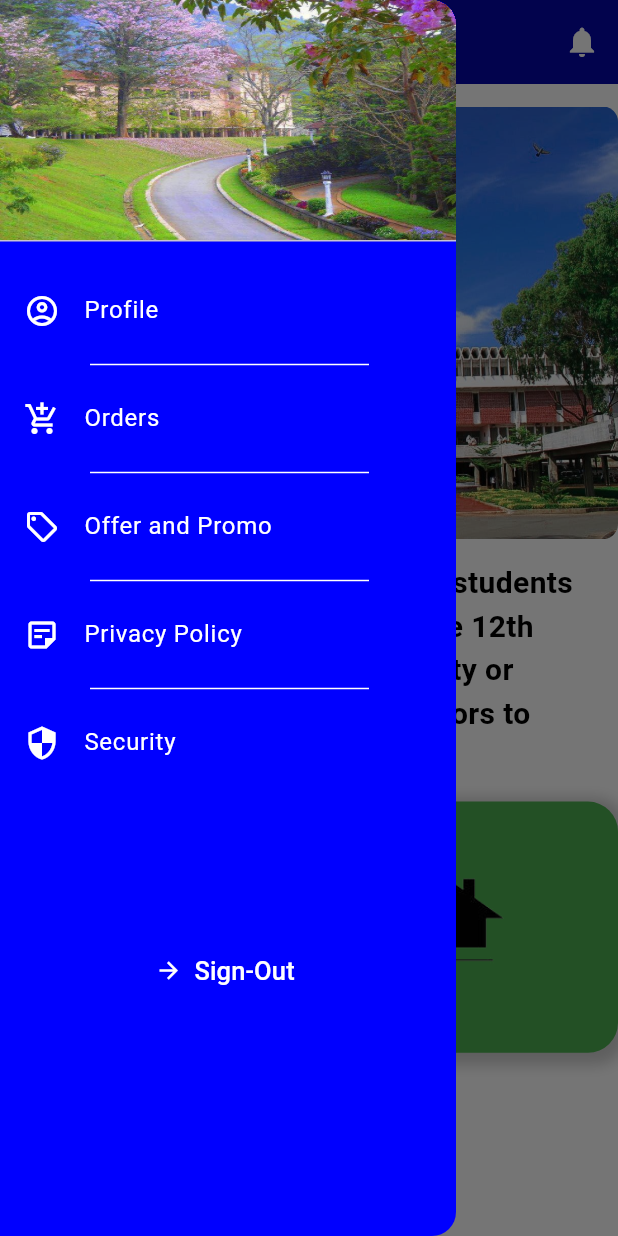
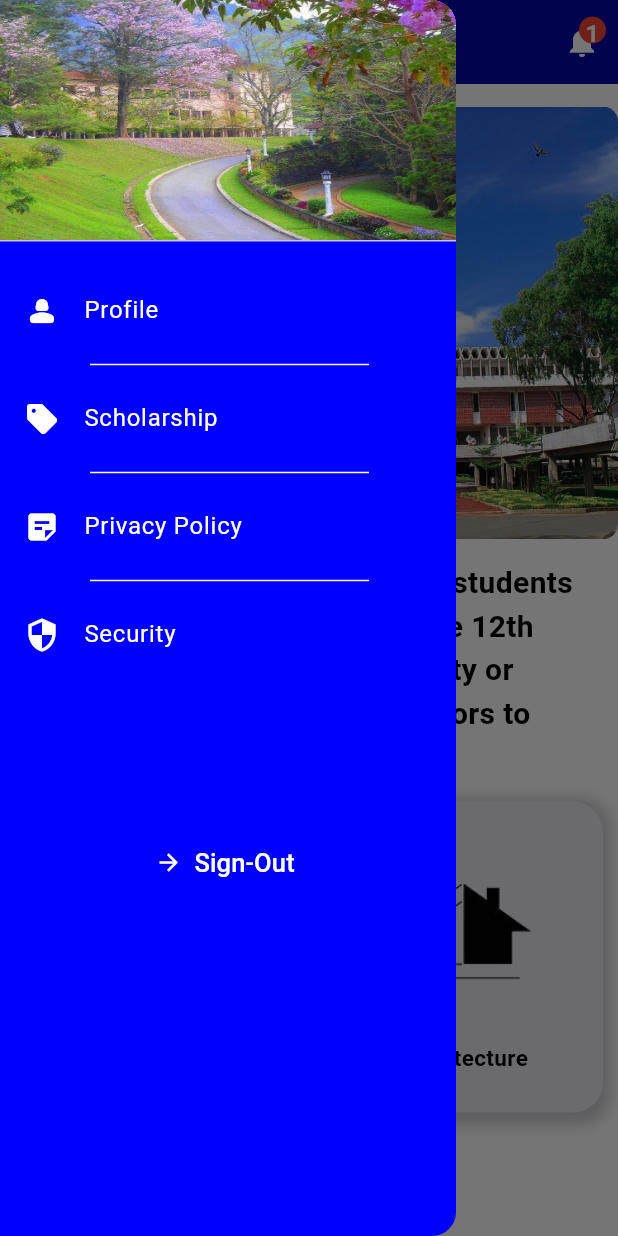
Before and after one commit to Bathhy/TamSakalApp, a Flutter app: the Homescreen screen opened directly, with the side drawer open, on a phone screen of 412 x 824 dp. Run offline on Flutter 3.47's test engine with Material 3 defaults, Android fonts, the phone set to English and light mode, and no system bars; our stand-ins replace get.

Commit message:
adjust homescreen UI & fav screen UI

```diff
--- a/lib/ViewScreen/home_screen.dart
+++ b/lib/ViewScreen/home_screen.dart
@@ -1,6 +1,7 @@
 import 'package:flutter/material.dart';
 import 'package:practiceloginlayout/colo_const/color_const.dart';
 import 'package:practiceloginlayout/component_project/Text_compo.dart';
+import 'package:practiceloginlayout/component_project/textformfield_compo.dart';
 import 'package:practiceloginlayout/controller/page_control.dart';
 import 'package:get/get.dart';
 import 'package:practiceloginlayout/splashscreen/declareimage.dart';
@@ -36,12 +37,32 @@ class _HomescreenState extends State<Homescreen> {
         ),
         backgroundColor: Color.fromARGB(255, 4, 6, 168),
         actions: [
+          Stack(
+            children: [
               IconButton(
                 onPressed: () {},
                 icon: Icon(
                   Icons.notifications,
                   color: Colors.white,
-              ))
+                ),
+              ),
+              Positioned(
+                top: 7,
+                left: 0,
+                bottom: 23,
+                child: CircleAvatar(
+                  radius: 31,
+                  backgroundColor: Colors.red,
+                  child: Center(
+                    child: UniText(
+                        label: "1",
+                        color: Colors.white,
+                        fontweight: FontWeight.bold),
+                  ),
+                ),
+              )
+            ],
+          )
         ],
         iconTheme: IconThemeData(color: Colors.white),
       ),
@@ -87,20 +108,23 @@ class _HomescreenState extends State<Homescreen> {
             fontweight: FontWeight.bold,
           ),
           SizedBox(height: 15),
-          GridView.builder(
+          Container(
+            padding: EdgeInsets.symmetric(horizontal: 10),
+            child: GridView.builder(
               shrinkWrap: true,
               gridDelegate: SliverGridDelegateWithFixedCrossAxisCount(
                 crossAxisCount: 2,
-              crossAxisSpacing: 10,
+                crossAxisSpacing: 19,
                 mainAxisSpacing: 10,
-              childAspectRatio: 1.2,
+                childAspectRatio: 0.9,
               ),
               itemCount: _pageview.CategoryUniList.length,
               itemBuilder: (context, index) {
+                final cate = _pageview.CategoryUniList[index];
                 return Container(
                   decoration: BoxDecoration(
                     borderRadius: BorderRadius.circular(20),
-                  color: Colors.green,
+                    color: Color.fromARGB(255, 233, 233, 240),
                     boxShadow: [
                       BoxShadow(
                         color: Colors.grey.withOpacity(0.5),
@@ -110,17 +134,44 @@ class _HomescreenState extends State<Homescreen> {
                       ),
                     ],
                   ),
+                  child: Container(
+                    child: LayoutBuilder(
+                      builder: (context, constraint) {
+                        return Container(
                           child: Stack(
                             children: [
                               Image.asset(
-                      _pageview.CategoryUniList[index].imgCateuni,
-                      fit: BoxFit.cover,
+                                cate.imgCateuni,
+                                fit: BoxFit.fill,
                               ),
+                              Padding(
+                                padding: const EdgeInsets.only(
+                                  top: 160,
+                                ),
+                                child: Row(
+                                  mainAxisAlignment: MainAxisAlignment.center,
+                                  children: [
+                                    Text(
+                                      cate.CateUniname,
+                                      style: TextStyle(
+                                        color: Colors.black,
+                                        fontWeight: FontWeight.bold,
+                                        fontSize: 15,
+                                      ),
+                                    ),
+                                  ],
+                                ),
+                              )
                             ],
                           ),
                         );
                       },
-          )
+                    ),
+                  ),
+                );
+              },
+            ),
+          ),
         ],
       ),
     );
@@ -159,54 +210,21 @@ class _HomescreenState extends State<Homescreen> {
                     image: AssetImage(Unilife), fit: BoxFit.fill)),
           ),
           SizedBox(height: 10),
-          ListTile(
-            iconColor: Colors.white,
-            leading: Icon(Icons.account_circle_outlined),
-            title: const Text(
-              'Profile',
-              style: TextStyle(color: Colors.white),
-            ),
-            onTap: () {},
+          CompoDrawer(label: "Profile", LeadIcon: Icons.person_2_rounded),
+          Divider(color: Colors.white, indent: 60.0, endIndent: 58.0),
+          CompoDrawer(
+            label: "Scholarship",
+            LeadIcon: Icons.sell_rounded,
           ),
           Divider(color: Colors.white, indent: 60.0, endIndent: 58.0),
-          ListTile(
-            iconColor: Colors.white,
-            leading: Icon(Icons.add_shopping_cart),
-            title: const Text(
-              'Orders',
-              style: TextStyle(color: Colors.white),
-            ),
-            onTap: () {},
+          CompoDrawer(
+            label: "Privacy Policy",
+            LeadIcon: Icons.sticky_note_2,
           ),
           Divider(color: Colors.white, indent: 60.0, endIndent: 58.0),
-          ListTile(
-            iconColor: Colors.white,
-            leading: Icon(Icons.sell_outlined),
-            title: const Text(
-              'Offer and Promo',
-              style: TextStyle(color: Colors.white),
-            ),
-            onTap: () {},
-          ),
-          Divider(color: Colors.white, indent: 60.0, endIndent: 58.0),
-          ListTile(
-            iconColor: Colors.white,
-            leading: Icon(Icons.sticky_note_2_outlined),
-            title: const Text(
-              'Privacy Policy',
-              style: TextStyle(color: Colors.white),
-            ),
-            onTap: () {},
-          ),
-          Divider(color: Colors.white, indent: 60.0, endIndent: 58.0),
-          ListTile(
-            iconColor: Colors.white,
-            leading: Icon(Icons.security_outlined),
-            title: const Text(
-              'Security',
-              style: TextStyle(color: Colors.white),
-            ),
-            onTap: () {},
+          CompoDrawer(
+            label: "Security",
+            LeadIcon: Icons.security,
           ),
           SizedBox(height: 100),
           TextButton.icon(
--- a/lib/bottom_navi_view/fav_view/fav_school_view.dart
+++ b/lib/bottom_navi_view/fav_view/fav_school_view.dart
@@ -1,10 +1,25 @@
 import 'package:flutter/material.dart';
+import 'package:practiceloginlayout/colo_const/color_const.dart';
+import 'package:practiceloginlayout/component_project/Text_compo.dart';
+import 'package:get/get.dart';
 
 class FavSchool extends StatelessWidget {
   const FavSchool({super.key});
 
   @override
   Widget build(BuildContext context) {
-    return const Placeholder();
+    return Scaffold(
+      appBar: AppBar(),
+      body: Column(
+        children: [
+          UniText(
+            label: "Favourite University",
+            color: myBlueColor,
+            fontweight: FontWeight.bold,
+            fontsize: 25,
+          ),
+        ],
+      ),
+    );
   }
 }
--- a/lib/component_project/textformfield_compo.dart
+++ b/lib/component_project/textformfield_compo.dart
@@ -38,13 +38,14 @@ class textformNoIcon extends StatelessWidget {
 }
 
 class textformfieldWithIcon extends StatelessWidget {
-   textformfieldWithIcon({
+  textformfieldWithIcon({
     super.key,
-    required AuthController authController, this.label,
+    required AuthController authController,
+    this.label,
   }) : _authController = authController;
 
   final AuthController _authController;
-final String? label;
+  final String? label;
   @override
   Widget build(BuildContext context) {
     return Container(
@@ -77,8 +78,7 @@ final String? label;
                 _authController.hideLogin();
               },
             ),
-            contentPadding: EdgeInsets.symmetric(
-                vertical: 15, horizontal: 20),
+            contentPadding: EdgeInsets.symmetric(vertical: 15, horizontal: 20),
             border: InputBorder.none,
           ),
         ),
@@ -86,3 +86,30 @@ final String? label;
     );
   }
 }
+
+//Drawer Component
+//
+
+class CompoDrawer extends StatelessWidget {
+  CompoDrawer({
+    super.key,
+    required this.label,
+    this.ontap,
+    this.LeadIcon,
+  });
+  final String label;
+  final VoidCallback? ontap;
+  final IconData? LeadIcon;
+  @override
+  Widget build(BuildContext context) {
+    return ListTile(
+      iconColor: Colors.white,
+      leading: Icon(LeadIcon),
+      title: Text(
+        label,
+        style: TextStyle(color: Colors.white),
+      ),
+      onTap: ontap,
+    );
+  }
+}
```
Lines whose indentation alone changed are shown as unchanged.
